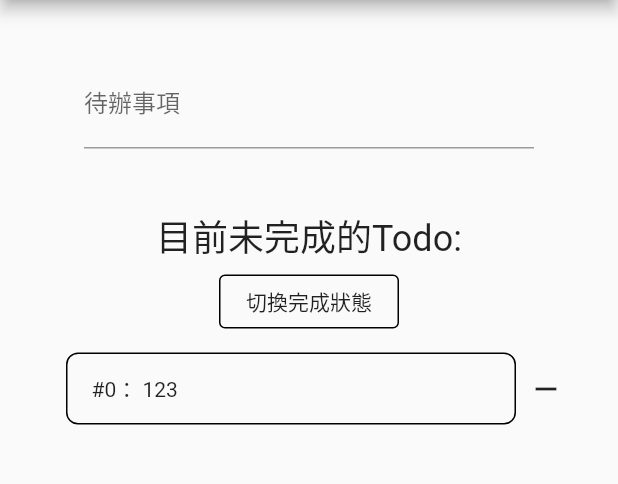
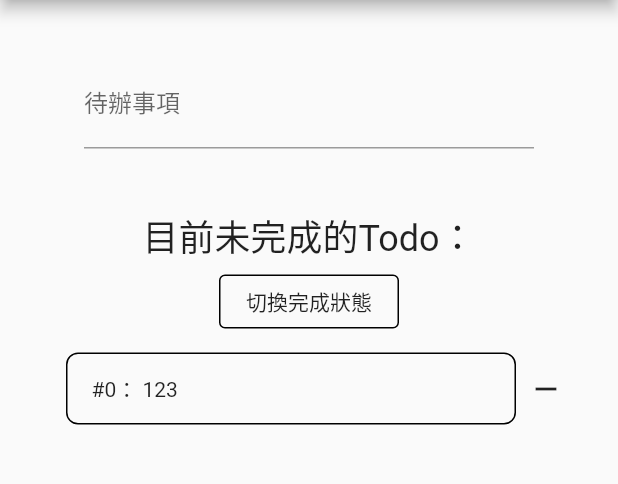
Before and after one commit to toddLiao469469/flutter_todo_list, a Flutter app: the screen it shows after launch, on a phone screen of 412 x 824 dp, the part 84-568 px from its top. Run offline on Flutter 3.47's test engine with Material 2 defaults, Android fonts, the phone set to English and light mode, and no system bars; our stand-ins replace flutter_mobx, mobx; missing offline and left inert: dart:html; generated files the repository leaves out were written again.

```diff
--- a/lib/main.dart
+++ b/lib/main.dart
@@ -1,4 +1,5 @@
 import 'package:flutter/material.dart';
+import 'package:flutter_mobx/flutter_mobx.dart';
 import 'package:todolist/view/todo_card.dart';
 import 'package:todolist/view/todo_list_section.dart';
 
@@ -84,10 +85,12 @@ class _MyHomePageState extends State<MyHomePage> {
               const SizedBox(
                 height: 40,
               ),
-              Text(
-                '目前' + (_todoFilter.isDone ? '已完成' : '未完成') + '的Todo:',
-                style: Theme.of(context).textTheme.headline5,
-              ),
+              Observer(builder: (_) {
+                return Text(
+                  '目前' + (_todoFilter.isDone ? '已完成' : '未完成') + '的Todo：',
+                  style: Theme.of(context).textTheme.headline5,
+                );
+              }),
               GestureDetector(
                 child: Padding(
                   padding: const EdgeInsets.all(8.0),
--- a/lib/view/todo_list_section.dart
+++ b/lib/view/todo_list_section.dart
@@ -24,16 +24,12 @@ class TodoListSection extends StatelessWidget {
   Widget build(BuildContext context) {
     return Column(children: [
       Observer(builder: (_) {
+        final _todoList = todoFilter.isDone
+            ? todoViewModel.completedTodos
+            : todoViewModel.pendingTodos;
         return Column(
           children: [
-            ...todoViewModel.todoList
-                .where(
-                  (element) => element.isDone == todoFilter.isDone,
-                )
-                .toList()
-                .asMap()
-                .entries
-                .map(
+            ..._todoList.asMap().entries.map(
                   (entity) => Row(
                     mainAxisAlignment: MainAxisAlignment.center,
                     children: [
```
Also changed, not shown: lib/viewModel/todo_view_model.dart (+15 -5 lines), lib/viewModel/todo_view_model.g.dart.
